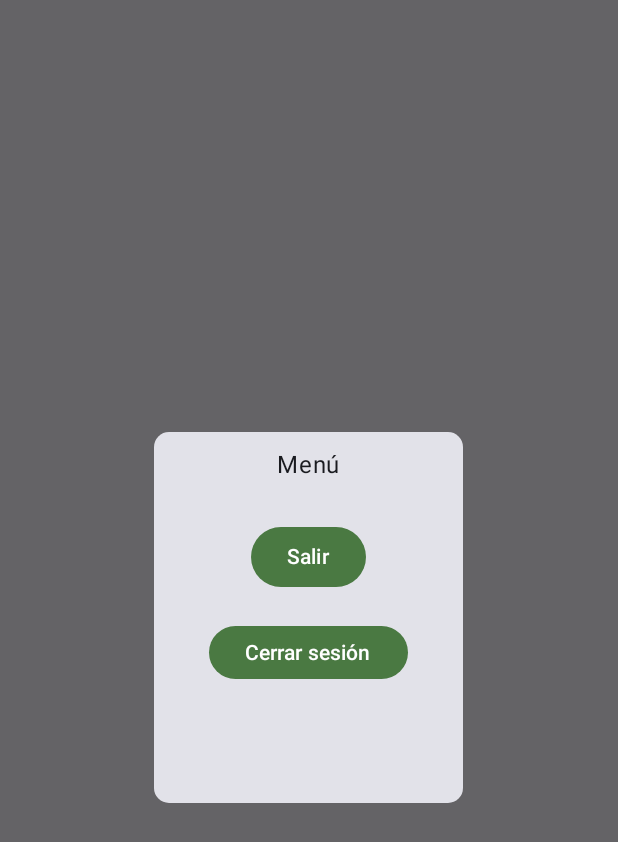
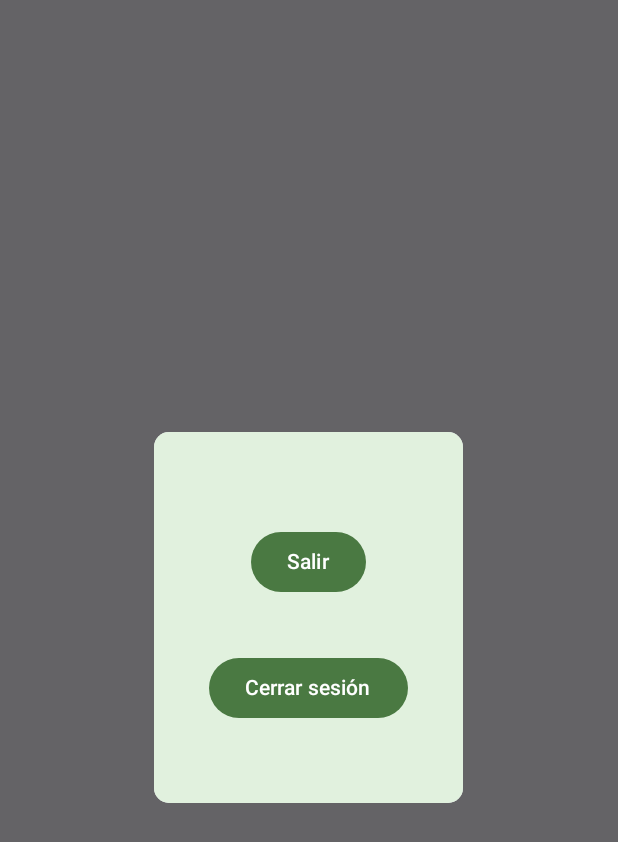
Before and after one commit to CurroCobain/Krankenwagen-App, an Android app built with Jetpack Compose: the composable DialogMenu shown on its own in the app's theme, on a phone screen of 412 x 824 dp. Shown: the top 842 px of the screen. Run offline under Robolectric (Android 15) with nearby library versions, the phone set to English and light mode, and no system bars; 5 statements that could not run were skipped.

Commit message:
completo y con comentarios, revisado

```diff
--- a/app/src/main/java/com/example/proyectofinalintmov/krankenwagen/screens/Dialogs.kt
+++ b/app/src/main/java/com/example/proyectofinalintmov/krankenwagen/screens/Dialogs.kt
@@ -46,18 +46,13 @@ fun DialogMenu(viewModel: KrankenwagenViewModel, sesionViewModel: SesionViewMode
                 .fillMaxHeight(0.3f),
             shape = RoundedCornerShape(10.dp)
         ) {
-            Row(
+            Column(
                 modifier = Modifier
-                    .fillMaxWidth()
-                    .fillMaxHeight(0.2f)
-                    .padding(top = 10.dp),
-                verticalAlignment = Alignment.Top,
-                horizontalArrangement = Arrangement.Center
-            )
-            {
-                // Texto menú
-                Text(text = "Menú")
-            }
+                    .background(color = Color(225, 241, 222))
+                    .fillMaxSize(),
+                horizontalAlignment = Alignment.CenterHorizontally,
+                verticalArrangement = Arrangement.Center
+            ) {
                 Row(
                     modifier = Modifier
                         .fillMaxWidth()
@@ -77,8 +72,7 @@ fun DialogMenu(viewModel: KrankenwagenViewModel, sesionViewModel: SesionViewMode
                 Spacer(modifier = Modifier.padding(10.dp))
                 Row(
                     modifier = Modifier
-                    .fillMaxWidth()
-                    .fillMaxHeight(0.3f),
+                        .fillMaxWidth(),
                     horizontalArrangement = Arrangement.Center
                 )
                 {
@@ -96,6 +90,8 @@ fun DialogMenu(viewModel: KrankenwagenViewModel, sesionViewModel: SesionViewMode
                         Text(text = "Cerrar sesión")
                     }
                 }
+            }
+
         }
     }
 }
@@ -183,7 +179,11 @@ fun DialogSesion(
                             onClick = {
                                 // Lanzamos createUSer para crear el usuario, si finaliza correctamente se indica mediante un Toast
                                 sesionViewModel.createUser {
-                                    Toast.makeText(context, "Usuario registrado correctamente", Toast.LENGTH_LONG).show()
+                                    Toast.makeText(
+                                        context,
+                                        "Usuario registrado correctamente",
+                                        Toast.LENGTH_LONG
+                                    ).show()
                                     sesionViewModel.cambiaInit()
                                     sesionViewModel.setMessage("")
                                     viewModel.openCloseSesion()
```
Also changed, not shown: 10 other files. Lines whose indentation alone changed are shown as unchanged.
